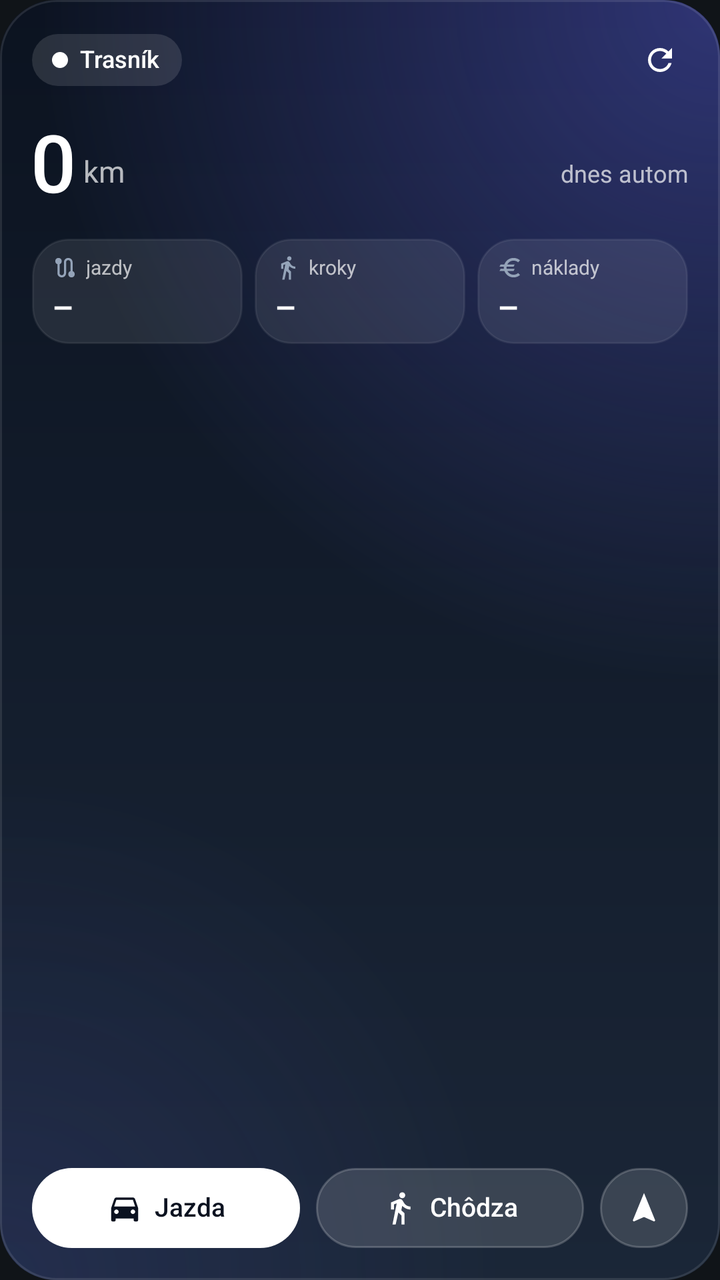
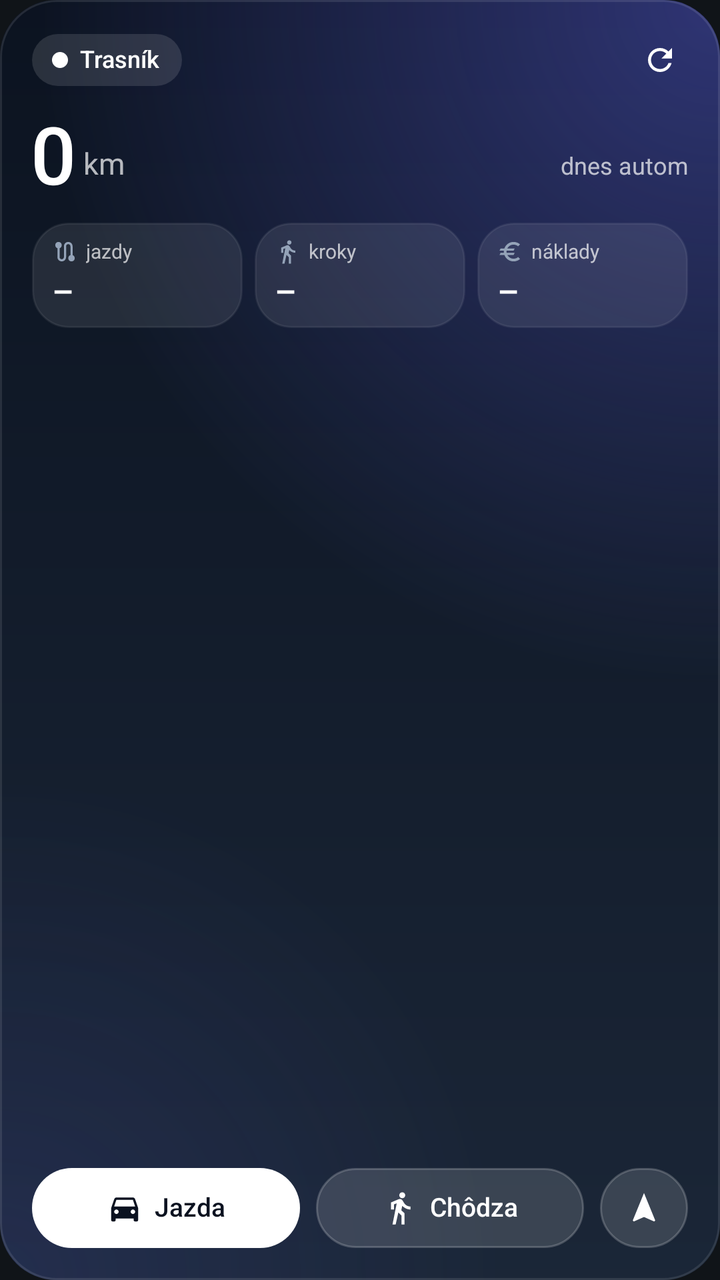

Before-and-after screenshots of an Android layout around one commit, followed by the original layout XML and the change that was made.
<!-- AndroidManifest.xml: application theme Theme.CarTracker -->
<!-- res/layout/widget_car.xml -->
<?xml version="1.0" encoding="utf-8"?>
<LinearLayout xmlns:android="http://schemas.android.com/apk/res/android"
    android:id="@+id/w_root" android:layout_width="match_parent" android:layout_height="match_parent"
    android:background="@drawable/wg_bg_idle" android:orientation="vertical" android:padding="16dp">

    
    <LinearLayout android:layout_width="match_parent" android:layout_height="wrap_content" android:gravity="center_vertical" android:orientation="horizontal">
        <LinearLayout android:id="@+id/w_pill" android:layout_width="wrap_content" android:layout_height="26dp" android:background="@drawable/wg_pill"
            android:gravity="center_vertical" android:orientation="horizontal" android:paddingStart="10dp" android:paddingEnd="11dp">
            <ImageView android:id="@+id/w_dot" android:layout_width="8dp" android:layout_height="8dp" android:src="@drawable/widget_dot" android:scaleType="fitCenter" />
            <TextView android:id="@+id/w_status" android:layout_width="wrap_content" android:layout_height="wrap_content" android:text="Trasník" android:textColor="#FFFFFFFF" android:textSize="12sp" android:maxLines="1" android:ellipsize="end" android:includeFontPadding="false" android:fontFamily="sans-serif-medium" android:layout_marginStart="6dp"/>
        </LinearLayout>
        <TextView android:id="@+id/w_vehicle" android:layout_width="0dp" android:layout_height="wrap_content" android:text="" android:textColor="#80FFFFFF" android:textSize="11sp" android:maxLines="1" android:ellipsize="end" android:includeFontPadding="false" android:layout_weight="1" android:gravity="end" android:layout_marginStart="8dp" android:layout_marginEnd="4dp"/>
        <ImageView android:id="@+id/w_btn_refresh" android:layout_width="28dp" android:layout_height="28dp" android:src="@drawable/ic_w_refresh" android:tint="#99FFFFFF" android:scaleType="fitCenter" android:padding="5dp"/>
    </LinearLayout>

    
    <LinearLayout android:id="@+id/w_hero" android:layout_width="match_parent" android:layout_height="wrap_content" android:layout_marginTop="10dp"
        android:gravity="bottom" android:orientation="horizontal">
        <TextView android:id="@+id/w_hero_val" android:layout_width="wrap_content" android:layout_height="wrap_content" android:text="0" android:textColor="#FFFFFFFF" android:textSize="40sp" android:maxLines="1" android:ellipsize="end" android:includeFontPadding="true" android:fontFamily="sans-serif-medium" android:letterSpacing="-0.03"/>
        <TextView android:id="@+id/w_hero_unit" android:layout_width="wrap_content" android:layout_height="wrap_content" android:text="km" android:textColor="#B3FFFFFF" android:textSize="15sp" android:maxLines="1" android:ellipsize="end" android:includeFontPadding="false" android:layout_marginStart="4dp" android:layout_marginBottom="5dp"/>
        <TextView android:id="@+id/w_hero_sub" android:layout_width="0dp" android:layout_height="wrap_content" android:text="dnes autom" android:textColor="#B3FFFFFF" android:textSize="12sp" android:maxLines="2" android:ellipsize="end" android:includeFontPadding="false" android:layout_weight="1" android:gravity="end" android:layout_marginBottom="5dp"/>
    </LinearLayout>

    
    <LinearLayout android:id="@+id/w_live" android:layout_width="match_parent" android:layout_height="wrap_content" android:layout_marginTop="8dp"
        android:gravity="center_vertical" android:orientation="horizontal" android:visibility="gone">
        <LinearLayout android:layout_width="0dp" android:layout_height="wrap_content" android:layout_weight="1" android:orientation="vertical">
            <LinearLayout android:layout_width="wrap_content" android:layout_height="wrap_content" android:gravity="bottom" android:orientation="horizontal">
                <TextView android:id="@+id/w_big" android:layout_width="wrap_content" android:layout_height="wrap_content" android:text="0" android:textColor="#FFFFFFFF" android:textSize="46sp" android:maxLines="1" android:ellipsize="end" android:includeFontPadding="true" android:fontFamily="sans-serif-medium" android:letterSpacing="-0.03"/>
                <TextView android:id="@+id/w_big_unit" android:layout_width="wrap_content" android:layout_height="wrap_content" android:text="km/h" android:textColor="#B3FFFFFF" android:textSize="14sp" android:maxLines="1" android:ellipsize="end" android:includeFontPadding="false" android:layout_marginStart="5dp" android:layout_marginBottom="6dp"/>
            </LinearLayout>
            <LinearLayout android:layout_width="wrap_content" android:layout_height="wrap_content" android:layout_marginTop="4dp" android:gravity="center_vertical" android:orientation="horizontal">
                <ImageView android:id="@+id/w_clock_ic" android:layout_width="14dp" android:layout_height="14dp" android:src="@drawable/ic_w_clock" android:tint="#B3FFFFFF" android:scaleType="fitCenter" />
                <Chronometer android:id="@+id/w_chrono" android:layout_width="wrap_content" android:layout_height="wrap_content" android:layout_marginStart="4dp"
                    android:textColor="#FFFFFFFF" android:textSize="14sp" android:fontFamily="sans-serif-medium" />
                <TextView android:id="@+id/w_live_sub" android:layout_width="wrap_content" android:layout_height="wrap_content" android:text="" android:textColor="#B3FFFFFF" android:textSize="13sp" android:maxLines="1" android:ellipsize="end" android:includeFontPadding="false" android:layout_marginStart="8dp"/>
            </LinearLayout>
        </LinearLayout>
        <ImageView android:id="@+id/w_limit" android:layout_width="54dp" android:layout_height="54dp" android:visibility="gone" />
    </LinearLayout>

    
    <LinearLayout android:id="@+id/w_tiles" android:layout_width="match_parent" android:layout_height="wrap_content" android:layout_marginTop="12dp" android:orientation="horizontal">
        <LinearLayout android:layout_width="0dp" android:layout_height="wrap_content" android:layout_weight="1" android:background="@drawable/wg_tile"
            android:orientation="vertical" android:paddingStart="10dp" android:paddingEnd="8dp" android:paddingTop="8dp" android:paddingBottom="8dp" >
            <LinearLayout android:layout_width="match_parent" android:layout_height="wrap_content" android:gravity="center_vertical" android:orientation="horizontal">
                <ImageView android:id="@+id/w_t1i" android:layout_width="13dp" android:layout_height="13dp" android:src="@drawable/ic_w_route" android:tint="#FF94A3B8" android:scaleType="fitCenter" />
                <TextView android:id="@+id/w_t1l" android:layout_width="wrap_content" android:layout_height="wrap_content" android:text="jazdy" android:textColor="#B3FFFFFF" android:textSize="10sp" android:maxLines="1" android:ellipsize="end" android:includeFontPadding="false" android:layout_marginStart="4dp"/>
            </LinearLayout>
            <TextView android:id="@+id/w_t1" android:layout_width="wrap_content" android:layout_height="wrap_content" android:text="–" android:textColor="#FFFFFFFF" android:textSize="17sp" android:maxLines="1" android:ellipsize="end" android:includeFontPadding="false" android:fontFamily="sans-serif-medium" android:layout_marginTop="4dp"/>
        </LinearLayout>
        <FrameLayout android:layout_width="6dp" android:layout_height="1dp" />
        <LinearLayout android:layout_width="0dp" android:layout_height="wrap_content" android:layout_weight="1" android:background="@drawable/wg_tile"
            android:orientation="vertical" android:paddingStart="10dp" android:paddingEnd="8dp" android:paddingTop="8dp" android:paddingBottom="8dp" >
            <LinearLayout android:layout_width="match_parent" android:layout_height="wrap_content" android:gravity="center_vertical" android:orientation="horizontal">
                <ImageView android:id="@+id/w_t2i" android:layout_width="13dp" android:layout_height="13dp" android:src="@drawable/ic_walk" android:tint="#FF94A3B8" android:scaleType="fitCenter" />
                <TextView android:id="@+id/w_t2l" android:layout_width="wrap_content" android:layout_height="wrap_content" android:text="kroky" android:textColor="#B3FFFFFF" android:textSize="10sp" android:maxLines="1" android:ellipsize="end" android:includeFontPadding="false" android:layout_marginStart="4dp"/>
            </LinearLayout>
            <TextView android:id="@+id/w_t2" android:layout_width="wrap_content" android:layout_height="wrap_content" android:text="–" android:textColor="#FFFFFFFF" android:textSize="17sp" android:maxLines="1" android:ellipsize="end" android:includeFontPadding="false" android:fontFamily="sans-serif-medium" android:layout_marginTop="4dp"/>
        </LinearLayout>
        <FrameLayout android:layout_width="6dp" android:layout_height="1dp" />
        <LinearLayout android:layout_width="0dp" android:layout_height="wrap_content" android:layout_weight="1" android:background="@drawable/wg_tile"
            android:orientation="vertical" android:paddingStart="10dp" android:paddingEnd="8dp" android:paddingTop="8dp" android:paddingBottom="8dp" >
            <LinearLayout android:layout_width="match_parent" android:layout_height="wrap_content" android:gravity="center_vertical" android:orientation="horizontal">
                <ImageView android:id="@+id/w_t3i" android:layout_width="13dp" android:layout_height="13dp" android:src="@drawable/ic_w_euro" android:tint="#FF94A3B8" android:scaleType="fitCenter" />
                <TextView android:id="@+id/w_t3l" android:layout_width="wrap_content" android:layout_height="wrap_content" android:text="náklady" android:textColor="#B3FFFFFF" android:textSize="10sp" android:maxLines="1" android:ellipsize="end" android:includeFontPadding="false" android:layout_marginStart="4dp"/>
            </LinearLayout>
            <TextView android:id="@+id/w_t3" android:layout_width="wrap_content" android:layout_height="wrap_content" android:text="–" android:textColor="#FFFFFFFF" android:textSize="17sp" android:maxLines="1" android:ellipsize="end" android:includeFontPadding="false" android:fontFamily="sans-serif-medium" android:layout_marginTop="4dp"/>
        </LinearLayout>
    </LinearLayout>

    
    <LinearLayout android:id="@+id/w_week_row" android:layout_width="match_parent" android:layout_height="wrap_content" android:layout_marginTop="8dp"
        android:gravity="center_vertical" android:orientation="horizontal" android:visibility="gone">
        <LinearLayout android:id="@+id/w_chart_box" android:layout_width="0dp" android:layout_height="wrap_content" android:layout_weight="1"
            android:background="@drawable/wg_tile" android:orientation="vertical" android:padding="10dp">
            <TextView android:id="@+id/w_week_title" android:layout_width="match_parent" android:layout_height="wrap_content" android:text="Posledných 7 dní" android:textColor="#B3FFFFFF" android:textSize="10sp" android:maxLines="1" android:ellipsize="end" android:includeFontPadding="false" />
            <ImageView android:id="@+id/w_chart" android:layout_width="match_parent" android:layout_height="58dp" android:layout_marginTop="4dp" android:scaleType="fitXY" />
        </LinearLayout>
        <ImageView android:id="@+id/w_ring" android:layout_width="86dp" android:layout_height="86dp" android:layout_marginStart="8dp" android:scaleType="fitCenter" />
    </LinearLayout>

    
    <LinearLayout android:id="@+id/w_trip" android:layout_width="match_parent" android:layout_height="wrap_content" android:layout_marginTop="8dp"
        android:background="@drawable/wg_tile" android:gravity="center_vertical" android:orientation="horizontal" android:padding="8dp" android:visibility="gone">
        <ImageView android:id="@+id/w_trip_map" android:layout_width="64dp" android:layout_height="52dp" android:scaleType="fitCenter" />
        <LinearLayout android:layout_width="0dp" android:layout_height="wrap_content" android:layout_weight="1" android:layout_marginStart="10dp" android:orientation="vertical">
            <TextView android:id="@+id/w_trip_title" android:layout_width="match_parent" android:layout_height="wrap_content" android:text="" android:textColor="#FFFFFFFF" android:textSize="13sp" android:maxLines="1" android:ellipsize="end" android:includeFontPadding="false" android:fontFamily="sans-serif-medium" />
            <TextView android:id="@+id/w_trip_sub" android:layout_width="match_parent" android:layout_height="wrap_content" android:text="" android:textColor="#B3FFFFFF" android:textSize="11sp" android:maxLines="1" android:ellipsize="end" android:includeFontPadding="false" android:layout_marginTop="3dp"/>
        </LinearLayout>
        <TextView android:id="@+id/w_trip_badge" android:layout_width="wrap_content" android:layout_height="wrap_content" android:text="" android:textColor="#FFFFFFFF" android:textSize="11sp" android:maxLines="1" android:ellipsize="end" android:includeFontPadding="false" android:fontFamily="sans-serif-medium" android:background="@drawable/wg_pill" android:paddingStart="8dp" android:paddingEnd="8dp" android:paddingTop="3dp" android:paddingBottom="3dp" android:layout_marginStart="6dp"/>
    </LinearLayout>

    
    <LinearLayout android:id="@+id/w_info" android:layout_width="match_parent" android:layout_height="wrap_content" android:layout_marginTop="8dp"
        android:gravity="center_vertical" android:orientation="horizontal" android:visibility="gone">
        <ImageView android:id="@+id/w_info_ic" android:layout_width="15dp" android:layout_height="15dp" android:src="@drawable/ic_w_bell" android:tint="#FFFBBF24" android:scaleType="fitCenter" />
        <TextView android:id="@+id/w_info_tx" android:layout_width="0dp" android:layout_height="wrap_content" android:text="" android:textColor="#FFFDE68A" android:layout_weight="1" android:textSize="12sp" android:maxLines="1" android:ellipsize="end" android:includeFontPadding="false" android:layout_marginStart="6dp"/>
    </LinearLayout>

    <FrameLayout android:layout_width="match_parent" android:layout_height="0dp" android:layout_weight="1" />

    
    <LinearLayout android:id="@+id/w_buttons" android:layout_width="match_parent" android:layout_height="wrap_content" android:layout_marginTop="10dp" android:orientation="horizontal">
        <LinearLayout android:id="@+id/w_b1" android:layout_width="0dp" android:layout_weight="1" android:layout_height="40dp" android:background="@drawable/wg_btn_primary"
            android:gravity="center" android:orientation="horizontal" android:paddingStart="10dp" android:paddingEnd="10dp">
            <ImageView android:id="@+id/w_b1_ic" android:layout_width="18dp" android:layout_height="18dp" android:src="@drawable/ic_car" android:tint="#FF0B1220" android:scaleType="fitCenter" />
            <TextView android:id="@+id/w_b1_tx" android:layout_width="wrap_content" android:layout_height="wrap_content" android:text="Jazda" android:textColor="#FF0B1220" android:textSize="13sp" android:maxLines="1" android:ellipsize="end" android:includeFontPadding="false" android:fontFamily="sans-serif-medium" android:layout_marginStart="6dp"/>
        </LinearLayout>
        <FrameLayout android:layout_width="8dp" android:layout_height="1dp" />
        <LinearLayout android:id="@+id/w_b2" android:layout_width="0dp" android:layout_weight="1" android:layout_height="40dp" android:background="@drawable/wg_btn_secondary"
            android:gravity="center" android:orientation="horizontal" android:paddingStart="10dp" android:paddingEnd="10dp">
            <ImageView android:id="@+id/w_b2_ic" android:layout_width="18dp" android:layout_height="18dp" android:src="@drawable/ic_walk" android:tint="#FFFFFFFF" android:scaleType="fitCenter" />
            <TextView android:id="@+id/w_b2_tx" android:layout_width="wrap_content" android:layout_height="wrap_content" android:text="Chôdza" android:textColor="#FFFFFFFF" android:textSize="13sp" android:maxLines="1" android:ellipsize="end" android:includeFontPadding="false" android:fontFamily="sans-serif-medium" android:layout_marginStart="6dp"/>
        </LinearLayout>
        <FrameLayout android:layout_width="8dp" android:layout_height="1dp" />
        <LinearLayout android:id="@+id/w_b3" android:layout_width="44dp" android:layout_height="40dp" android:background="@drawable/wg_btn_secondary"
            android:gravity="center" android:orientation="horizontal" android:paddingStart="10dp" android:paddingEnd="10dp">
            <ImageView android:id="@+id/w_b3_ic" android:layout_width="18dp" android:layout_height="18dp" android:src="@drawable/ic_w_nav" android:tint="#FFFFFFFF" android:scaleType="fitCenter" />
            
        </LinearLayout>
    </LinearLayout>

</LinearLayout>
<!-- resources referenced by this layout -->
<resources>
  <!-- drawable ic_w_bell (drawable) -->
  <?xml version="1.0" encoding="utf-8"?>
  <vector xmlns:android="http://schemas.android.com/apk/res/android"
      android:width="24dp" android:height="24dp" android:viewportWidth="24" android:viewportHeight="24">
      <path android:fillColor="#FFFFFFFF" android:pathData="M12,22c1.1,0 2,-0.9 2,-2h-4c0,1.1 0.89,2 2,2zM18,16v-5c0,-3.07 -1.64,-5.64 -4.5,-6.32V4c0,-0.83 -0.67,-1.5 -1.5,-1.5s-1.5,0.67 -1.5,1.5v0.68C7.63,5.36 6,7.92 6,11v5l-2,2v1h16v-1l-2,-2z" />
  </vector>
  <!-- drawable ic_w_clock (drawable) -->
  <?xml version="1.0" encoding="utf-8"?>
  <vector xmlns:android="http://schemas.android.com/apk/res/android"
      android:width="24dp" android:height="24dp" android:viewportWidth="24" android:viewportHeight="24">
      <path android:fillColor="#FFFFFFFF" android:pathData="M11.99,2C6.47,2 2,6.48 2,12s4.47,10 9.99,10C17.52,22 22,17.52 22,12S17.52,2 11.99,2zM12,20c-4.42,0 -8,-3.58 -8,-8s3.58,-8 8,-8 8,3.58 8,8 -3.58,8 -8,8zM12.5,7H11v6l5.25,3.15 0.75,-1.23 -4.5,-2.67z" />
  </vector>
  <!-- drawable ic_w_nav (drawable) -->
  <?xml version="1.0" encoding="utf-8"?>
  <vector xmlns:android="http://schemas.android.com/apk/res/android"
      android:width="24dp" android:height="24dp" android:viewportWidth="24" android:viewportHeight="24">
      <path android:fillColor="#FFFFFFFF" android:pathData="M12,2L4.5,20.29l0.71,0.71L12,18l6.79,3 0.71,-0.71z" />
  </vector>
  <!-- drawable ic_walk (drawable) -->
  <vector xmlns:android="http://schemas.android.com/apk/res/android"
      android:width="24dp" android:height="24dp" android:viewportWidth="24" android:viewportHeight="24">
      <path android:fillColor="#FFFFFFFF"
          android:pathData="M13.5,5.5c1.1,0 2,-0.9 2,-2s-0.9,-2 -2,-2 -2,0.9 -2,2 0.9,2 2,2zM9.8,8.9L7,23h2.1l1.8,-8 2.1,2v6h2v-7.5l-2.1,-2 0.6,-3C14.8,12 16.8,13 19,13v-2c-1.9,0 -3.5,-1 -4.3,-2.4l-1,-1.6c-0.4,-0.6 -1,-1 -1.7,-1 -0.3,0 -0.5,0.1 -0.8,0.1L6,8.3V13h2V9.6l1.8,-0.7" />
  </vector>
  <!-- drawable wg_btn_primary (drawable) -->
  <?xml version="1.0" encoding="utf-8"?>
  <shape xmlns:android="http://schemas.android.com/apk/res/android" android:shape="rectangle">
      <solid android:color="#FFFFFFFF" />
      <corners android:radius="22dp" />
  </shape>
  <!-- drawable wg_btn_secondary (drawable) -->
  <?xml version="1.0" encoding="utf-8"?>
  <shape xmlns:android="http://schemas.android.com/apk/res/android" android:shape="rectangle">
      <solid android:color="#24FFFFFF" />
      <stroke android:width="1dp" android:color="#33FFFFFF" />
      <corners android:radius="22dp" />
  </shape>
  <!-- drawable wg_pill (drawable) -->
  <?xml version="1.0" encoding="utf-8"?>
  <shape xmlns:android="http://schemas.android.com/apk/res/android" android:shape="rectangle">
      <solid android:color="#1FFFFFFF" />
      <corners android:radius="99dp" />
  </shape>
  <!-- drawable wg_tile (drawable) -->
  <?xml version="1.0" encoding="utf-8"?>
  <shape xmlns:android="http://schemas.android.com/apk/res/android" android:shape="rectangle">
      <solid android:color="#17FFFFFF" />
      <stroke android:width="1dp" android:color="#12FFFFFF" />
      <corners android:radius="18dp" />
  </shape>
  <!-- drawable widget_dot (drawable) -->
  <?xml version="1.0" encoding="utf-8"?>
  <shape xmlns:android="http://schemas.android.com/apk/res/android" android:shape="oval">
      <solid android:color="#FFFFFFFF" />
  </shape>
  <style name="Theme.CarTracker" parent="android:Theme.Material.NoActionBar">
          <item name="android:statusBarColor">@android:color/transparent</item>
          <item name="android:windowBackground">@color/bg</item>
      </style>
  <color name="bg">#FF101418</color>
  <!-- unchanged entries left out for length: 5 -->
</resources>

<!-- the commit's change to res/layout/widget_car.xml (unified diff, before → after) -->
@@ -15,7 +15,7 @@
     </LinearLayout>
 
     
-    <LinearLayout android:id="@+id/w_hero" android:layout_width="match_parent" android:layout_height="wrap_content" android:layout_marginTop="10dp"
+    <LinearLayout android:id="@+id/w_hero" android:layout_width="match_parent" android:layout_height="wrap_content" android:layout_marginTop="6dp"
         android:gravity="bottom" android:orientation="horizontal">
         <TextView android:id="@+id/w_hero_val" android:layout_width="wrap_content" android:layout_height="wrap_content" android:text="0" android:textColor="#FFFFFFFF" android:textSize="40sp" android:maxLines="1" android:ellipsize="end" android:includeFontPadding="true" android:fontFamily="sans-serif-medium" android:letterSpacing="-0.03"/>
         <TextView android:id="@+id/w_hero_unit" android:layout_width="wrap_content" android:layout_height="wrap_content" android:text="km" android:textColor="#B3FFFFFF" android:textSize="15sp" android:maxLines="1" android:ellipsize="end" android:includeFontPadding="false" android:layout_marginStart="4dp" android:layout_marginBottom="5dp"/>
@@ -41,7 +41,7 @@
     </LinearLayout>
 
     
-    <LinearLayout android:id="@+id/w_tiles" android:layout_width="match_parent" android:layout_height="wrap_content" android:layout_marginTop="12dp" android:orientation="horizontal">
+    <LinearLayout android:id="@+id/w_tiles" android:layout_width="match_parent" android:layout_height="wrap_content" android:layout_marginTop="8dp" android:orientation="horizontal">
         <LinearLayout android:layout_width="0dp" android:layout_height="wrap_content" android:layout_weight="1" android:background="@drawable/wg_tile"
             android:orientation="vertical" android:paddingStart="10dp" android:paddingEnd="8dp" android:paddingTop="8dp" android:paddingBottom="8dp" >
             <LinearLayout android:layout_width="match_parent" android:layout_height="wrap_content" android:gravity="center_vertical" android:orientation="horizontal">
@@ -84,7 +84,7 @@
     
     <LinearLayout android:id="@+id/w_trip" android:layout_width="match_parent" android:layout_height="wrap_content" android:layout_marginTop="8dp"
         android:background="@drawable/wg_tile" android:gravity="center_vertical" android:orientation="horizontal" android:padding="8dp" android:visibility="gone">
-        <ImageView android:id="@+id/w_trip_map" android:layout_width="64dp" android:layout_height="52dp" android:scaleType="fitCenter" />
+        <ImageView android:id="@+id/w_trip_map" android:layout_width="60dp" android:layout_height="44dp" android:scaleType="fitCenter" />
         <LinearLayout android:layout_width="0dp" android:layout_height="wrap_content" android:layout_weight="1" android:layout_marginStart="10dp" android:orientation="vertical">
             <TextView android:id="@+id/w_trip_title" android:layout_width="match_parent" android:layout_height="wrap_content" android:text="" android:textColor="#FFFFFFFF" android:textSize="13sp" android:maxLines="1" android:ellipsize="end" android:includeFontPadding="false" android:fontFamily="sans-serif-medium" />
             <TextView android:id="@+id/w_trip_sub" android:layout_width="match_parent" android:layout_height="wrap_content" android:text="" android:textColor="#B3FFFFFF" android:textSize="11sp" android:maxLines="1" android:ellipsize="end" android:includeFontPadding="false" android:layout_marginTop="3dp"/>
@@ -102,7 +102,7 @@
     <FrameLayout android:layout_width="match_parent" android:layout_height="0dp" android:layout_weight="1" />
 
     
-    <LinearLayout android:id="@+id/w_buttons" android:layout_width="match_parent" android:layout_height="wrap_content" android:layout_marginTop="10dp" android:orientation="horizontal">
+    <LinearLayout android:id="@+id/w_buttons" android:layout_width="match_parent" android:layout_height="wrap_content" android:layout_marginTop="8dp" android:orientation="horizontal">
         <LinearLayout android:id="@+id/w_b1" android:layout_width="0dp" android:layout_weight="1" android:layout_height="40dp" android:background="@drawable/wg_btn_primary"
             android:gravity="center" android:orientation="horizontal" android:paddingStart="10dp" android:paddingEnd="10dp">
             <ImageView android:id="@+id/w_b1_ic" android:layout_width="18dp" android:layout_height="18dp" android:src="@drawable/ic_car" android:tint="#FF0B1220" android:scaleType="fitCenter" />
